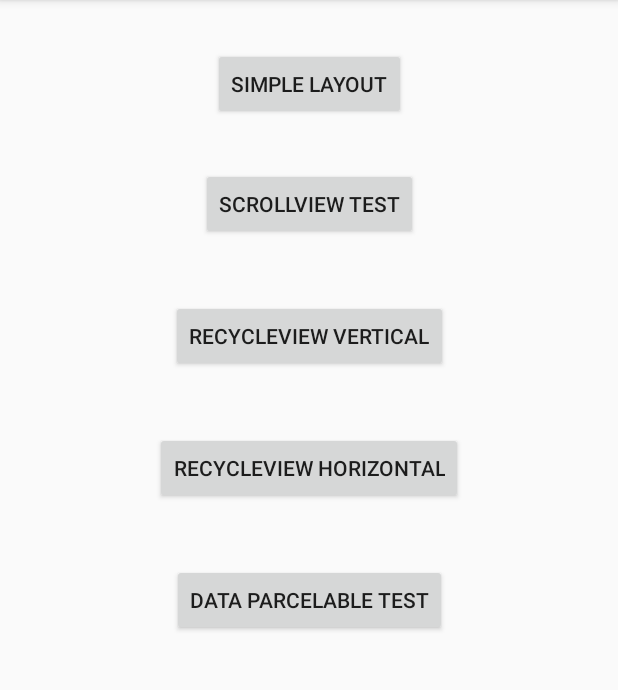
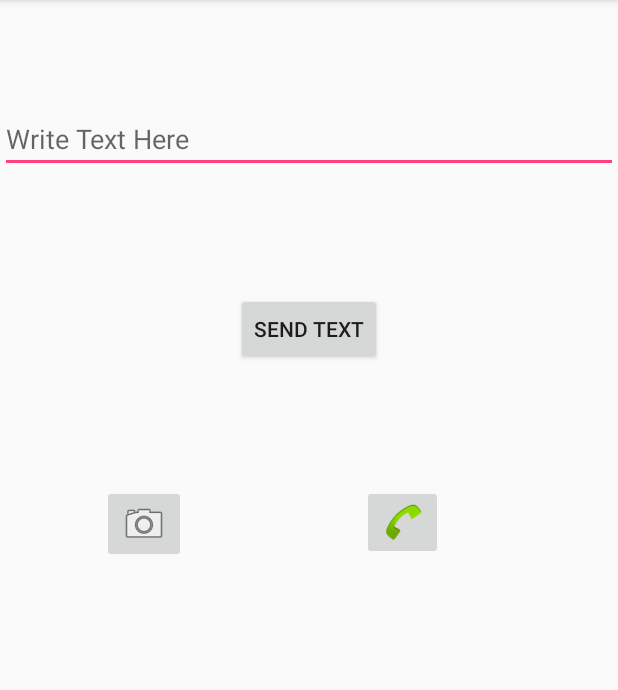
Before and after one commit to ibrahim786in/BasicProjectsInKotlin, an Android app: the screen it shows after launch (MainActivity before the commit, DifferentLayoutsTest after it), on a phone screen of 412 x 824 dp, the part 84-774 px from its top. Run offline under Robolectric (Android 15) with nearby library versions, the phone set to English and light mode, and no system bars.

Commit message:
Basic Intent things learn

```diff
--- a/app/build.gradle
+++ b/app/build.gradle
@@ -8,7 +8,7 @@ android {
     compileSdkVersion 27
     defaultConfig {
         applicationId "com.example.ibrahim.task1"
-        minSdkVersion 17
+        minSdkVersion 19
         targetSdkVersion 27
         versionCode 1
         versionName "1.0"
@@ -36,4 +36,5 @@ dependencies {
     testImplementation 'junit:junit:4.12'
     androidTestImplementation 'com.android.support.test:runner:1.0.2'
     androidTestImplementation 'com.android.support.test.espresso:espresso-core:3.0.2'
+    implementation 'com.android.support:gridlayout-v7:27.1.1'
 }
--- /dev/null
+++ b/app/src/main/java/com/example/ibrahim/task1/DifferentLayoutsTest.kt
@@ -0,0 +1,53 @@
+package com.example.ibrahim.task1
+
+import android.content.Intent
+import android.os.Bundle
+import android.provider.ContactsContract
+import android.provider.MediaStore
+import android.support.v7.app.AppCompatActivity
+import kotlinx.android.synthetic.main.activity_different_layouts_test.*
+
+class DifferentLayoutsTest : AppCompatActivity() {
+
+
+    public override fun onCreate(savedInstanceState: Bundle?) {
+        super.onCreate(savedInstanceState)
+        setContentView(R.layout.activity_different_layouts_test)
+
+        textSendBtn.setOnClickListener {
+            val intent = Intent()
+            intent.action = Intent.ACTION_SEND
+            intent.putExtra(Intent.EXTRA_TEXT, basicTextSend.text.toString())
+            intent.type = "text/plain"
+//             startActivity(intent) // For default title of Action
+            startActivity(Intent.createChooser(intent, "Custom Title")) //
+        }
+        cameraButton.setOnClickListener {
+            val img = "content:///storage/0000-0000/Download/images"
+
+            val intent = Intent(MediaStore.INTENT_ACTION_STILL_IMAGE_CAMERA)
+//            intent.putExtra(MediaStore.EXTRA_OUTPUT,
+//                    Uri.withAppendedPath(mLocationForPhotos, targetFilename))
+            if (intent.resolveActivity(packageManager) != null) {
+                startActivityForResult(intent,1)
+            }
+        }
+        contactBtn.setOnClickListener {
+            val intent = Intent(Intent.ACTION_PICK)
+            intent.type = ContactsContract.Contacts.CONTENT_TYPE
+            if (intent.resolveActivity(packageManager) != null) {
+                startActivityForResult(intent,1)
+            }
+        }
+    }
+}
+
+/*   val intent = Intent(MediaStore.INTENT_ACTION_STILL_IMAGE_CAMERA)
+   intent.action = Intent.ACTION_SEND
+   intent.putExtra(Intent.EXTRA_STREAM, img)
+
+//            intent.action=Intent.ACTION_CAMERA_BUTTON
+   intent.type="image/*"
+//        startActivity(intent)
+   startActivity(Intent.createChooser(intent,"Custom Send Image Title")) // For the Custom Title
+*/
--- a/app/src/main/java/com/example/ibrahim/task1/SimpleLayout.kt
+++ b/app/src/main/java/com/example/ibrahim/task1/SimpleLayout.kt
@@ -25,7 +25,7 @@ class SimpleLayout : AppCompatActivity() {
             intent.putExtra("Simple_Act_Name",first_name.text.toString())
             intent.putExtra("complete_object",person1)
 
-            intent.flags=Intent.FLAG_ACTIVITY_SINGLE_TOP
+//            intent.flags=Intent.FLAG_ACTIVITY_SINGLE_TOP
 //            intent.flags=Intent.FLAG_ACTIVITY_CLEAR_TOP
             startActivity(intent)
 
--- /dev/null
+++ b/app/src/main/res/layout/activity_different_layouts_test.xml
@@ -0,0 +1,54 @@
+<?xml version="1.0" encoding="utf-8"?>
+<android.support.constraint.ConstraintLayout xmlns:android="http://schemas.android.com/apk/res/android"
+    xmlns:app="http://schemas.android.com/apk/res-auto"
+    xmlns:tools="http://schemas.android.com/tools"
+    android:layout_width="match_parent"
+    android:layout_height="match_parent"
+    tools:context=".DifferentLayoutsTest">
+
+    <EditText
+        android:id="@+id/basicTextSend"
+        android:layout_width="match_parent"
+        android:layout_height="wrap_content"
+        android:layout_marginTop="70dp"
+        android:hint="Write Text Here"
+        android:inputType="text"
+        app:layout_constraintEnd_toEndOf="parent"
+        app:layout_constraintHorizontal_bias="0.0"
+        app:layout_constraintStart_toStartOf="parent"
+        app:layout_constraintTop_toTopOf="parent" />
+
+    <Button
+        android:id="@+id/textSendBtn"
+        android:layout_width="wrap_content"
+        android:layout_height="wrap_content"
+        android:layout_marginTop="80dp"
+        android:text="Send Text"
+        app:layout_constraintEnd_toEndOf="parent"
+        app:layout_constraintStart_toStartOf="parent"
+        app:layout_constraintTop_toBottomOf="@+id/basicTextSend" />
+
+    <ImageButton
+        android:id="@+id/cameraButton"
+        android:layout_width="wrap_content"
+        android:layout_height="wrap_content"
+        android:layout_marginStart="68dp"
+        android:layout_marginTop="80dp"
+        android:contentDescription="cameraButton"
+        android:src="@android:drawable/ic_menu_camera"
+        app:layout_constraintStart_toStartOf="parent"
+        app:layout_constraintTop_toBottomOf="@+id/textSendBtn" />
+
+    <ImageButton
+        android:id="@+id/contactBtn"
+        android:layout_width="wrap_content"
+        android:layout_height="wrap_content"
+        android:layout_marginTop="80dp"
+        android:contentDescription="contactsBtn"
+        android:src="@android:drawable/sym_action_call"
+        app:layout_constraintEnd_toEndOf="parent"
+        app:layout_constraintStart_toEndOf="@+id/cameraButton"
+        app:layout_constraintTop_toBottomOf="@+id/textSendBtn" />
+
+
+</android.support.constraint.ConstraintLayout>
--- a/app/src/main/res/layout/activity_main.xml
+++ b/app/src/main/res/layout/activity_main.xml
@@ -6,10 +6,6 @@
     android:layout_height="match_parent"
     tools:context=".MainActivity">
 
-    <ImageView
-        android:id="@+id/sampleIV"
-        android:layout_width="wrap_content"
-        android:layout_height="match_parent" />
 
     <Button
         android:id="@+id/simpleLayout"
```
Also changed, not shown: app/src/main/AndroidManifest.xml (+29 -5 lines), app/src/main/java/com/example/ibrahim/task1/MainActivity.kt (+41 -23 lines).
